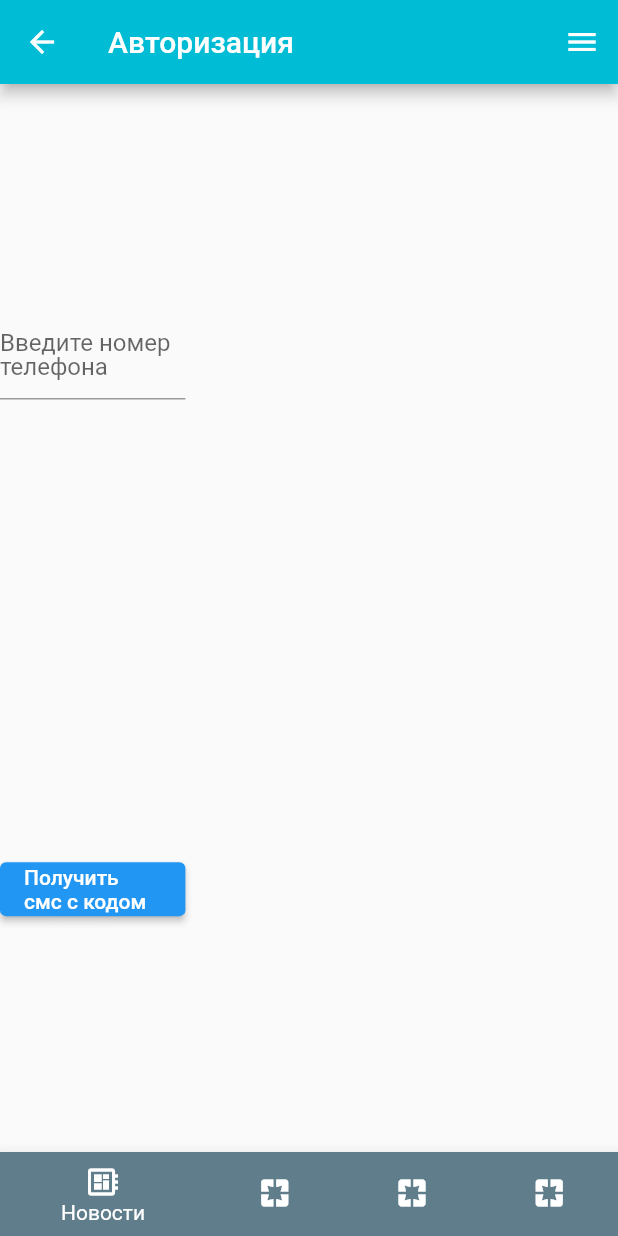
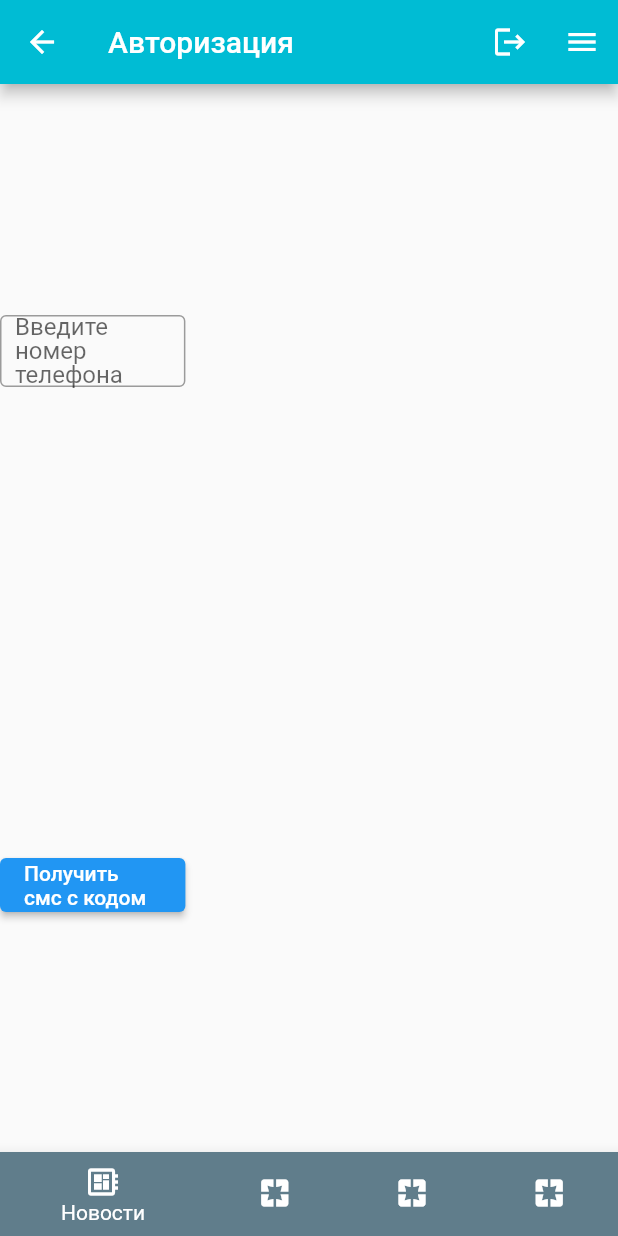
Before and after one commit to bochkarevajv/flutter_testapp, a Flutter app: the loginPage screen opened directly, on a phone screen of 412 x 824 dp. Run offline on Flutter 3.47's test engine with Material 2 defaults, Android fonts, the phone set to English and light mode, and no system bars; missing offline and left inert: dart:html; network calls fail.

Commit message:
new commit

```diff
--- a/lib/UI/pages/login_page.dart
+++ b/lib/UI/pages/login_page.dart
@@ -1,5 +1,8 @@
 import 'package:flutter/material.dart';
+import 'package:nnstories_lesson/UI/pages/test_screen1.dart';
 import 'package:nnstories_lesson/UI/widgets/my_scaffold.dart';
+
+
 
 class loginPage extends StatefulWidget{
   const loginPage({Key? key}) : super(key: key);
@@ -15,6 +18,8 @@ class _loginPageState extends State<loginPage> {
 TextEditingController phoneNumberController = TextEditingController();
 String? errorMessage;
 String phoneNumber = '';
+
+
 
 checkPhoneNumber (){
   if (phoneNumberController.text.length < 10 || phoneNumberController.text.length >10) {
@@ -33,6 +38,12 @@ checkCode (){
   }else {
     errorMessage = null;
     _codeWasSended = true;
+    Navigator.of(context).push(
+    MaterialPageRoute(builder: (BuildContext context) {
+      return TestScreen1();
+    }),);
+
+
   }
 }
 @override
@@ -68,10 +79,13 @@ return MyScaffold(
   double width = MediaQuery. of(context).size.width;
 return SizedBox(
   width: width*0.3,
-  child:   Column( mainAxisAlignment: MainAxisAlignment.spaceAround,
+  child:   Column(
+    mainAxisAlignment: MainAxisAlignment.spaceAround,
     children: [
       TextFormField(controller: phoneNumberController,
         decoration: InputDecoration(errorText: errorMessage,
+        border: OutlineInputBorder(),
+        contentPadding: EdgeInsets.symmetric(horizontal:10),
         label: Text(_codeWasSended?'Введите полученный код':'Введите номер телефона')
       ),),
       ElevatedButton(onPressed: (){
@@ -90,5 +104,11 @@ return SizedBox(
 
   ),
 );
+
+
+
+
+
   }
+
   }
--- /dev/null
+++ b/lib/UI/widgets/menu_icon.dart
@@ -0,0 +1,13 @@
+import 'package:flutter/material.dart';
+
+class MenuWidget extends StatelessWidget{
+  const MenuWidget({Key? key}) : super(key: key);
+
+  @override
+  Widget build(BuildContext context) {
+   return IconButton( icon: Icon(Icons.menu), onPressed: () {
+      Scaffold.of(context).openEndDrawer();
+    },);
+  }
+
+}
--- a/lib/UI/widgets/my_scaffold.dart
+++ b/lib/UI/widgets/my_scaffold.dart
@@ -4,6 +4,7 @@ import 'package:nnstories_lesson/UI/pages/test_screen1.dart';
 import 'package:nnstories_lesson/UI/pages/test_screen2.dart';
 import 'package:nnstories_lesson/UI/pages/test_screen3.dart';
 import 'package:nnstories_lesson/UI/pages/test_screen4.dart';
+import 'package:nnstories_lesson/UI/widgets/menu_icon.dart';
 
 import '../pages/menu.dart';
 
@@ -46,7 +47,16 @@ class MyScaffold extends StatelessWidget {
       );
     } else {
       return Scaffold(
-          appBar: AppBar(title: Text(title),
+          appBar: AppBar(title: Text(title),actions: [
+              IconButton(onPressed: (){
+               Navigator.of(context).push(
+               MaterialPageRoute(builder: (BuildContext context) {
+               return loginPage();
+               }));
+               },
+                  icon:const Icon (Icons.logout)),
+            MenuWidget()
+               ],
           backgroundColor: Colors.cyan),
           drawerEdgeDragWidth: width * 0.7,
           endDrawer: buildMenu(context, width: width * 0.7),
@@ -73,7 +83,7 @@ class MyScaffold extends StatelessWidget {
               ),
               BottomNavigationBarItem(
                 icon: Icon(Icons.pages),
-                label: '4',
+                label: 'Музыка',
                 backgroundColor: Colors.blueGrey,
               ),
             ],
```
